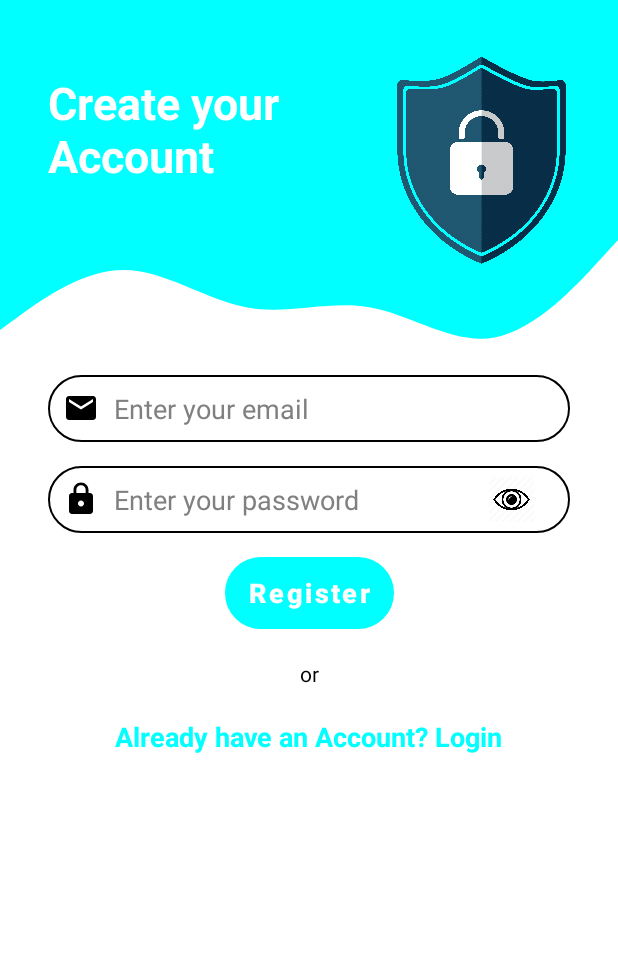
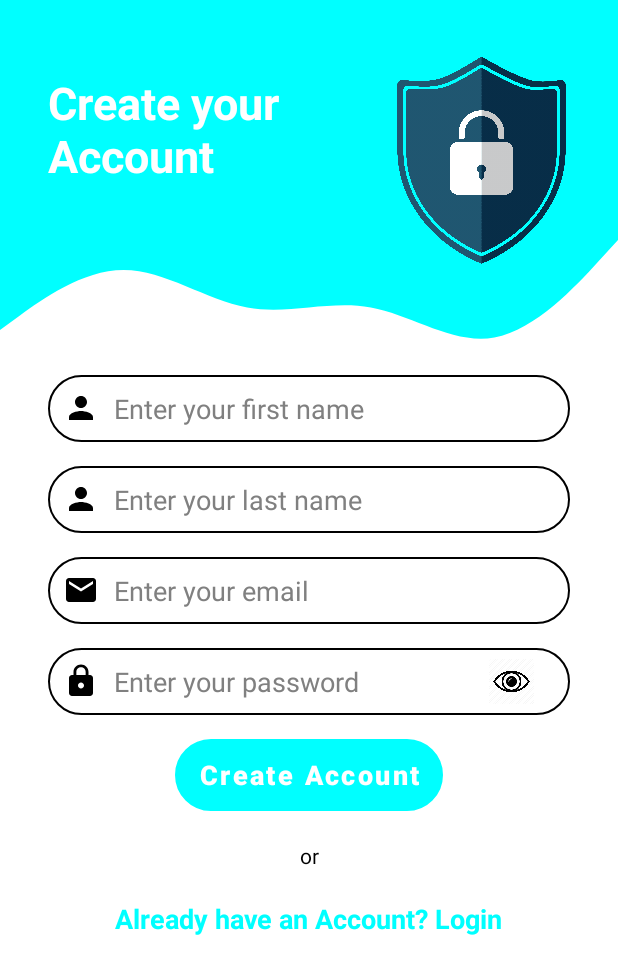
Before and after one commit to Princeyyyy/APT2080-Soft.-Engineering-Project, an Android app: the screen it shows after launch (RegistrationActivity), after a tap on "New User? Create Account", on a phone screen of 412 x 824 dp. Shown: the top 974 px of the screen. Run offline under Robolectric (Android 15) with nearby library versions, the phone set to English and light mode, and no system bars; our stand-ins replace Firebase (no records; nobody signed in at launch, a user with empty details on screens opened directly); 1 other tap on this screen came first.

Commit message:
registration is complete

```diff
--- a/app/src/main/java/com/prince/project/LoginActivity.java
+++ b/app/src/main/java/com/prince/project/LoginActivity.java
@@ -23,10 +23,7 @@ public class LoginActivity extends AppCompatActivity {
     private EditText logPassword;
     private Button logBtn;
     private TextView gotoRegister;
-
-
     private FirebaseAuth mAuth;
-    private ProgressBar load;
     private ImageView shownhide;
 
     @Override
@@ -40,7 +37,6 @@ public class LoginActivity extends AppCompatActivity {
         gotoRegister = findViewById(R.id.gotoRegister);
 
         mAuth = FirebaseAuth.getInstance();
-        load = findViewById(R.id.login_load);
 
         //Show/Hide Password
         shownhide = findViewById(R.id.logshow);
@@ -64,8 +60,6 @@ public class LoginActivity extends AppCompatActivity {
             startActivity(intent);
         }
 
-        gotoRegister.setOnClickListener(this::onRegistrationClick);
-
         logBtn.setOnClickListener(v -> {
             String emailString = logEmail.getText().toString();
             String passwordString = logPassword.getText().toString();
@@ -77,26 +71,24 @@ public class LoginActivity extends AppCompatActivity {
             if (TextUtils.isEmpty(passwordString)) {
                 logPassword.setError("Password is Required");
             } else {
-                load.setVisibility(View.VISIBLE);
                 logBtn.setEnabled(false);
-                logBtn.setText("Logging in");
+                logBtn.setText("Logging in...");
 
                 mAuth.signInWithEmailAndPassword(emailString, passwordString).addOnCompleteListener(task -> {
                     if (task.isSuccessful()) {
                         Intent intent = new Intent(LoginActivity.this, MainActivity.class);
                         startActivity(intent);
                         finish();
-                        load.setVisibility(View.INVISIBLE);
                     } else {
                         Toast.makeText(LoginActivity.this, task.getException().toString(), Toast.LENGTH_SHORT).show();
-                        load.setVisibility(View.INVISIBLE);
                         logBtn.setText("Log in");
                         logBtn.setEnabled(true);
                     }
                 });
             }
+        });
 
-        });
+        gotoRegister.setOnClickListener(this::onRegistrationClick);
     }
 
     public void onRegistrationClick(View view) {
--- a/app/src/main/java/com/prince/project/RegistrationActivity.java
+++ b/app/src/main/java/com/prince/project/RegistrationActivity.java
@@ -1,22 +1,41 @@
 package com.prince.project;
 
+import androidx.annotation.NonNull;
 import androidx.appcompat.app.AppCompatActivity;
 
 import android.content.Intent;
 import android.os.Bundle;
+import android.text.TextUtils;
+import android.text.method.HideReturnsTransformationMethod;
+import android.text.method.PasswordTransformationMethod;
 import android.view.View;
 import android.widget.Button;
 import android.widget.EditText;
 import android.widget.ImageView;
 import android.widget.ProgressBar;
 import android.widget.TextView;
+import android.widget.Toast;
 
+import com.google.android.gms.tasks.OnCompleteListener;
+import com.google.android.gms.tasks.Task;
+import com.google.firebase.auth.AuthResult;
 import com.google.firebase.auth.FirebaseAuth;
 import com.google.firebase.database.DatabaseReference;
+import com.google.firebase.database.FirebaseDatabase;
+import com.prince.project.models.User;
 
 public class RegistrationActivity extends AppCompatActivity {
 
     private TextView gotoLogin;
+    private EditText regFname;
+    private EditText regLname;
+    private EditText regEmail;
+    private EditText regPassword;
+    private Button regBtn;
+    private FirebaseAuth mAuth;
+
+    private ImageView shownhide;
+    private DatabaseReference users;
 
 
     @Override
@@ -24,7 +43,78 @@ public class RegistrationActivity extends AppCompatActivity {
         super.onCreate(savedInstanceState);
         setContentView(R.layout.activity_registration);
 
+        regFname = findViewById(R.id.regFname);
+        regLname = findViewById(R.id.regLname);
+        regEmail = findViewById(R.id.regEmail);
+        regPassword = findViewById(R.id.regPassword);
+        regBtn = findViewById(R.id.btnReg);
         gotoLogin = findViewById(R.id.gotoLogin);
+
+        mAuth = FirebaseAuth.getInstance();
+
+        //Show/Hide Password
+        shownhide = findViewById(R.id.regshow);
+        shownhide.setImageResource(R.drawable.ic_show_pwd);
+        shownhide.setOnClickListener(view -> {
+            if (regPassword.getTransformationMethod().equals(HideReturnsTransformationMethod.getInstance())) {
+                //If password is visible the hide it
+                regPassword.setTransformationMethod(PasswordTransformationMethod.getInstance());
+                //Change Icon
+                shownhide.setImageResource(R.drawable.ic_show_pwd);
+            } else {
+                //Show password
+                regPassword.setTransformationMethod(HideReturnsTransformationMethod.getInstance());
+                //Change Icon
+                shownhide.setImageResource(R.drawable.ic_hide_pwd);
+            }
+        });
+
+        regBtn.setOnClickListener(view -> {
+            String fnameString = regFname.getText().toString();
+            String lnameString = regLname.getText().toString();
+            String emailString = regEmail.getText().toString();
+            String passwordString = regPassword.getText().toString();
+
+            if (TextUtils.isEmpty(fnameString)) {
+                regLname.setError("First Name is Required");
+            }
+
+            if (TextUtils.isEmpty(lnameString)) {
+                regLname.setError("Last Name is Required");
+            }
+
+            if (TextUtils.isEmpty(emailString)) {
+                regEmail.setError("Email is Required");
+            }
+
+            if (TextUtils.isEmpty(passwordString)) {
+                regPassword.setError("Password is Required");
+            } else {
+                regBtn.setEnabled(false);
+                regBtn.setText("Creating your Account...");
+
+                mAuth.createUserWithEmailAndPassword(emailString, passwordString).addOnCompleteListener(task -> {
+                    if (task.isSuccessful()) {
+                        String id = mAuth.getCurrentUser().getUid();
+                        User user = new User(id, fnameString, lnameString, emailString);
+
+                        users = FirebaseDatabase.getInstance().getReference().child("user-details").child(mAuth.getCurrentUser().getUid());
+
+                        users.setValue(user).addOnCompleteListener(task1 -> {
+                            Intent intent = new Intent(RegistrationActivity.this, MainActivity.class);
+                            startActivity(intent);
+                            finish();
+                        });
+                    } else {
+                        Toast.makeText(RegistrationActivity.this, task.getException().toString(), Toast.LENGTH_SHORT).show();
+                        regBtn.setText("Create Account");
+                        regBtn.setEnabled(true);
+                    }
+                });
+            }
+
+
+        });
 
         gotoLogin.setOnClickListener(this::onLoginClick);
     }
--- a/app/src/main/res/layout/activity_registration.xml
+++ b/app/src/main/res/layout/activity_registration.xml
@@ -49,22 +49,51 @@
         app:layout_constraintStart_toStartOf="@+id/topView"
         app:layout_constraintTop_toTopOf="parent" />
 
-    <ProgressBar
-        android:id="@+id/register_load"
-        style="?android:attr/progressBarStyleHorizontal"
-        android:layout_width="fill_parent"
+    <EditText
+        android:id="@+id/regFname"
+        android:layout_width="0dp"
         android:layout_height="wrap_content"
-        android:backgroundTint="@color/white"
-        android:indeterminate="true"
-        android:indeterminateTint="@color/white"
-        android:max="100"
-        android:visibility="invisible" />
+        android:layout_marginStart="32dp"
+        android:layout_marginEnd="32dp"
+        android:background="@drawable/round_border"
+        android:drawableStart="@drawable/baseline_person_24"
+        android:drawablePadding="10dp"
+        android:ems="10"
+        android:hint="Enter your first name"
+        android:inputType="textEmailAddress"
+        android:padding="10dp"
+        android:textColor="@color/black"
+        android:textColorHint="@color/gray"
+        app:layout_constraintEnd_toEndOf="parent"
+        app:layout_constraintStart_toStartOf="parent"
+        app:layout_constraintTop_toBottomOf="@+id/view5" />
+
+    <EditText
+        android:id="@+id/regLname"
+        android:layout_width="0dp"
+        android:layout_height="wrap_content"
+        android:layout_marginStart="32dp"
+        android:layout_marginTop="16dp"
+        android:layout_marginEnd="32dp"
+        android:background="@drawable/round_border"
+        android:drawableStart="@drawable/baseline_person_24"
+        android:drawablePadding="10dp"
+        android:ems="10"
+        android:hint="Enter your last name"
+        android:inputType="textCapSentences"
+        android:padding="10dp"
+        android:textColor="@color/black"
+        android:textColorHint="@color/gray"
+        app:layout_constraintEnd_toEndOf="parent"
+        app:layout_constraintStart_toStartOf="parent"
+        app:layout_constraintTop_toBottomOf="@+id/regFname" />
 
     <EditText
         android:id="@+id/regEmail"
         android:layout_width="0dp"
         android:layout_height="wrap_content"
         android:layout_marginStart="32dp"
+        android:layout_marginTop="16dp"
         android:layout_marginEnd="32dp"
         android:background="@drawable/round_border"
         android:drawableStart="@drawable/baseline_email_24"
@@ -77,7 +106,7 @@
         android:textColorHint="@color/gray"
         app:layout_constraintEnd_toEndOf="parent"
         app:layout_constraintStart_toStartOf="parent"
-        app:layout_constraintTop_toBottomOf="@+id/view5" />
+        app:layout_constraintTop_toBottomOf="@+id/regLname" />
 
     <EditText
         android:id="@+id/regPassword"
@@ -116,7 +145,7 @@
         android:layout_marginTop="16dp"
         android:layout_marginEnd="32dp"
         android:background="@drawable/round_border"
-        android:text="Register"
+        android:text="Create Account"
         android:textAllCaps="false"
         android:textColor="@android:color/white"
         android:textSize="18sp"
```
Also changed, not shown: app/src/main/java/com/prince/project/models/User.java (+1 -11 lines), app/src/main/res/layout/activity_login.xml (+0 -11 lines).
